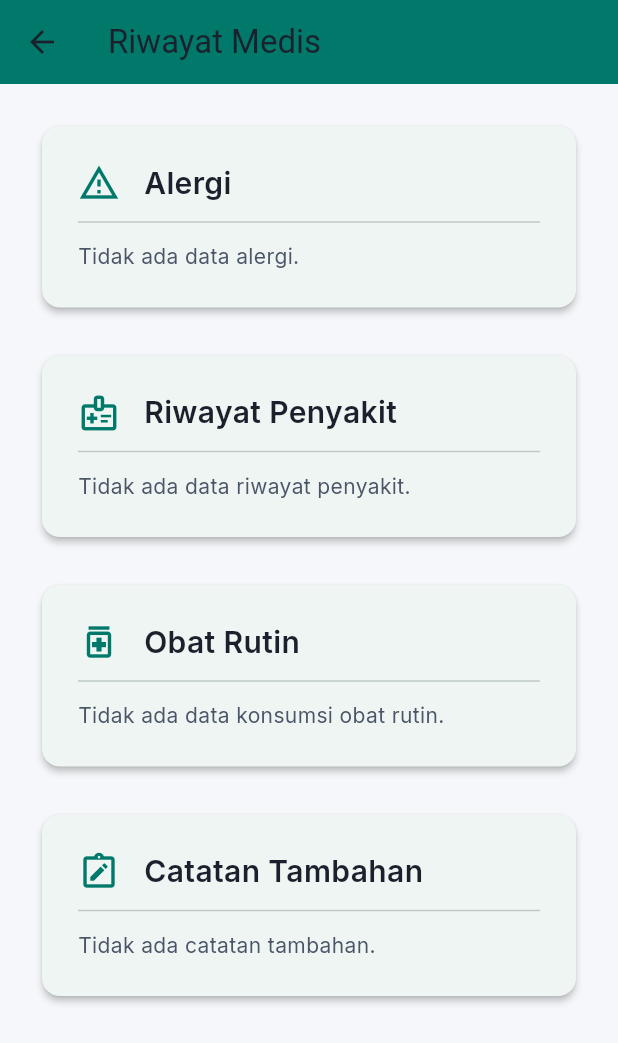
After one commit to difadlyaulhaq/SIGAP, a Flutter app: the ProfileView screen opened directly, after a tap on "Riwayat Medis", on a phone screen of 412 x 824 dp. The commit adds this screen. Shown: the top 1043 px of the screen. Run offline on Flutter 3.47's test engine with Material 3 defaults, Android fonts, the phone set to English and light mode, and no system bars; our stand-ins replace bloc, camera, cloud_firestore, curved_navigation_bar, firebase_auth, firebase_core and 11 more; accounts and stored records are empty; generated files the repository leaves out were written again.

Commit message:
feat: implement load user data

```diff
--- a/lib/bloc/auth/auth_repository.dart
+++ b/lib/bloc/auth/auth_repository.dart
@@ -1,5 +1,7 @@
 import 'package:cloud_firestore/cloud_firestore.dart';
 import 'package:firebase_auth/firebase_auth.dart';
+import 'package:rescuein/models/medical_history_model.dart';
+import 'package:rescuein/models/user_model.dart';
 
 class AuthRepository {
   final FirebaseAuth _firebaseAuth;
@@ -110,7 +112,32 @@ class AuthRepository {
       'catatanTambahan': catatanTambahan,
     });
   }
+  Future<UserModel> getUserData(String userId) async {
+    try {
+      final doc = await _firestore.collection('users').doc(userId).get();
+      if (doc.exists) {
+        return UserModel.fromFirestore(doc);
+      } else {
+        throw Exception("User data not found!");
+      }
+    } catch (e) {
+      throw Exception("Failed to get user data: $e");
+    }
+  }
 
+  // Fungsi untuk mendapatkan riwayat medis dari Firestore
+  Future<MedicalHistoryModel> getMedicalHistory(String userId) async {
+    try {
+      final doc = await _firestore.collection('medicalHistories').doc(userId).get();
+       if (doc.exists) {
+        return MedicalHistoryModel.fromFirestore(doc);
+      } else {
+        throw Exception("Medical history not found!");
+      }
+    } catch (e) {
+      throw Exception("Failed to get medical history: $e");
+    }
+  }
   // Fungsi untuk login
   Future<void> logIn({required String email, required String password}) async {
     try {
--- /dev/null
+++ b/lib/bloc/load_profile/load_profile_bloc.dart
@@ -0,0 +1,35 @@
+import 'package:bloc/bloc.dart';
+import 'package:firebase_auth/firebase_auth.dart';
+import 'package:rescuein/bloc/auth/auth_repository.dart';
+
+
+import 'load_profile_event.dart';
+import 'load_profile_state.dart';
+
+class ProfileBloc extends Bloc<ProfileEvent, ProfileState> {
+  final AuthRepository _authRepository;
+  final FirebaseAuth _firebaseAuth = FirebaseAuth.instance;
+
+
+  ProfileBloc({required AuthRepository authRepository})
+      : _authRepository = authRepository,
+        super(ProfileInitial()) {
+    on<FetchProfileData>((event, emit) async {
+      emit(ProfileLoading());
+      try {
+        final userId = _firebaseAuth.currentUser?.uid;
+        if (userId == null) {
+          emit(ProfileFailure(message: "User not logged in."));
+          return;
+        }
+
+        final user = await _authRepository.getUserData(userId);
+        final medicalHistory = await _authRepository.getMedicalHistory(userId);
+
+        emit(ProfileLoaded(user: user, medicalHistory: medicalHistory));
+      } catch (e) {
+        emit(ProfileFailure(message: e.toString()));
+      }
+    });
+  }
+}
--- /dev/null
+++ b/lib/bloc/load_profile/load_profile_event.dart
@@ -0,0 +1,4 @@
+
+abstract class ProfileEvent {}
+
+class FetchProfileData extends ProfileEvent {}
--- /dev/null
+++ b/lib/bloc/load_profile/load_profile_state.dart
@@ -0,0 +1,22 @@
+
+import 'package:rescuein/models/medical_history_model.dart';
+import 'package:rescuein/models/user_model.dart';
+
+abstract class ProfileState {}
+
+class ProfileInitial extends ProfileState {}
+
+class ProfileLoading extends ProfileState {}
+
+class ProfileLoaded extends ProfileState {
+  final UserModel user;
+  final MedicalHistoryModel medicalHistory;
+
+  ProfileLoaded({required this.user, required this.medicalHistory});
+}
+
+class ProfileFailure extends ProfileState {
+  final String message;
+
+  ProfileFailure({required this.message});
+}
--- /dev/null
+++ b/lib/models/medical_history_model.dart
@@ -0,0 +1,25 @@
+import 'package:cloud_firestore/cloud_firestore.dart';
+
+class MedicalHistoryModel {
+  final List<String> alergi;
+  final List<String> riwayatPenyakit;
+  final List<String> obatRutin;
+  final String catatanTambahan;
+
+  MedicalHistoryModel({
+    required this.alergi,
+    required this.riwayatPenyakit,
+    required this.obatRutin,
+    required this.catatanTambahan,
+  });
+
+  factory MedicalHistoryModel.fromFirestore(DocumentSnapshot doc) {
+    Map<String, dynamic> data = doc.data() as Map<String, dynamic>;
+    return MedicalHistoryModel(
+      alergi: List<String>.from(data['alergi'] ?? []),
+      riwayatPenyakit: List<String>.from(data['riwayatPenyakit'] ?? []),
+      obatRutin: List<String>.from(data['obatRutin'] ?? []),
+      catatanTambahan: data['catatanTambahan'] ?? '',
+    );
+  }
+}
--- /dev/null
+++ b/lib/models/user_model.dart
@@ -0,0 +1,40 @@
+import 'package:cloud_firestore/cloud_firestore.dart';
+
+class UserModel {
+  final String uid;
+  final String nama;
+  final String email;
+  final String telepon;
+  final String alamat;
+  final String jenisKelamin;
+  final DateTime tanggalLahir;
+  final String golonganDarah;
+  final String kontakDarurat;
+
+  UserModel({
+    required this.uid,
+    required this.nama,
+    required this.email,
+    required this.telepon,
+    required this.alamat,
+    required this.jenisKelamin,
+    required this.tanggalLahir,
+    required this.golonganDarah,
+    required this.kontakDarurat,
+  });
+
+  factory UserModel.fromFirestore(DocumentSnapshot doc) {
+    Map<String, dynamic> data = doc.data() as Map<String, dynamic>;
+    return UserModel(
+      uid: data['uid'],
+      nama: data['nama'],
+      email: data['email'],
+      telepon: data['telepon'],
+      alamat: data['alamat'],
+      jenisKelamin: data['jenisKelamin'],
+      tanggalLahir: (data['tanggalLahir'] as Timestamp).toDate(),
+      golonganDarah: data['golonganDarah'],
+      kontakDarurat: data['kontakDarurat'],
+    );
+  }
+}
--- /dev/null
+++ b/lib/pages/medical_history_screen.dart
@@ -0,0 +1,115 @@
+import 'package:flutter/material.dart';
+import 'package:rescuein/models/medical_history_model.dart';
+import 'package:rescuein/theme/theme.dart';
+
+class MedicalHistoryScreen extends StatelessWidget {
+  final MedicalHistoryModel medicalHistory;
+
+  const MedicalHistoryScreen({super.key, required this.medicalHistory});
+
+  @override
+  Widget build(BuildContext context) {
+    return Scaffold(
+      appBar: AppBar(
+        title: const Text('Riwayat Medis'),
+        backgroundColor: primaryColor,
+      ),
+      body: SingleChildScrollView(
+        padding: const EdgeInsets.all(AppSpacing.lg),
+        child: Column(
+          crossAxisAlignment: CrossAxisAlignment.start,
+          children: [
+            _buildSectionCard(
+              context,
+              icon: Icons.warning_amber_outlined,
+              title: 'Alergi',
+              items: medicalHistory.alergi,
+              noneMessage: 'Tidak ada data alergi.',
+            ),
+            const SizedBox(height: AppSpacing.lg),
+            _buildSectionCard(
+              context,
+              icon: Icons.medical_information_outlined,
+              title: 'Riwayat Penyakit',
+              items: medicalHistory.riwayatPenyakit,
+              noneMessage: 'Tidak ada data riwayat penyakit.',
+            ),
+            const SizedBox(height: AppSpacing.lg),
+            _buildSectionCard(
+              context,
+              icon: Icons.medication_outlined,
+              title: 'Obat Rutin',
+              items: medicalHistory.obatRutin,
+              noneMessage: 'Tidak ada data konsumsi obat rutin.',
+            ),
+            const SizedBox(height: AppSpacing.lg),
+            _buildNotesCard(context),
+          ],
+        ),
+      ),
+    );
+  }
+
+  Widget _buildSectionCard(BuildContext context,
+      {required IconData icon,
+      required String title,
+      required List<String> items,
+      required String noneMessage}) {
+    return Card(
+      elevation: 2,
+      shape: RoundedRectangleBorder(borderRadius: mediumRadius),
+      child: Padding(
+        padding: const EdgeInsets.all(AppSpacing.lg),
+        child: Column(
+          crossAxisAlignment: CrossAxisAlignment.start,
+          children: [
+            Row(
+              children: [
+                Icon(icon, color: primaryColor, size: 28),
+                const SizedBox(width: AppSpacing.md),
+                Text(title, style: headingSmallTextStyle),
+              ],
+            ),
+            const Divider(height: AppSpacing.lg),
+            if (items.isEmpty || (items.length == 1 && items.first.contains('Tidak ada')))
+              Text(noneMessage, style: bodyMediumTextStyle.copyWith(color: textSecondaryColor))
+            else
+              ...items.map((item) => ListTile(
+                    leading: Icon(Icons.check_circle_outline, color: successColor),
+                    title: Text(item, style: bodyMediumTextStyle),
+                  )),
+          ],
+        ),
+      ),
+    );
+  }
+
+  Widget _buildNotesCard(BuildContext context) {
+    return Card(
+      elevation: 2,
+      shape: RoundedRectangleBorder(borderRadius: mediumRadius),
+      child: Padding(
+        padding: const EdgeInsets.all(AppSpacing.lg),
+        child: Column(
+          crossAxisAlignment: CrossAxisAlignment.start,
+          children: [
+            Row(
+              children: [
+                Icon(Icons.note_alt_outlined, color: primaryColor, size: 28),
+                const SizedBox(width: AppSpacing.md),
+                Text('Catatan Tambahan', style: headingSmallTextStyle),
+              ],
+            ),
+            const Divider(height: AppSpacing.lg),
+            Text(
+              medicalHistory.catatanTambahan.isEmpty
+                  ? 'Tidak ada catatan tambahan.'
+                  : medicalHistory.catatanTambahan,
+              style: bodyMediumTextStyle.copyWith(color: textSecondaryColor, height: 1.5),
+            ),
+          ],
+        ),
+      ),
+    );
+  }
+}
--- a/lib/pages/profile_screen.dart
+++ b/lib/pages/profile_screen.dart
@@ -1,16 +1,43 @@
 import 'package:flutter/material.dart';
+import 'package:flutter_bloc/flutter_bloc.dart';
 import 'package:google_fonts/google_fonts.dart';
+
+// --- IMPORTS BARU ---
+import 'package:rescuein/bloc/auth/auth_repository.dart'; // Diperlukan untuk menyediakan repository ke BLoC
+import 'package:rescuein/bloc/load_profile/load_profile_bloc.dart';
+import 'package:rescuein/bloc/load_profile/load_profile_event.dart';
+import 'package:rescuein/bloc/load_profile/load_profile_state.dart';
+import 'package:rescuein/pages/medical_history_screen.dart'; // Halaman riwayat medis
+
+// --- IMPORTS LAMA ---
 import 'login_screen.dart';
 import '../theme/theme.dart';
 
-class ProfileScreen extends StatefulWidget {
+// Bagian 1: Widget utama yang menyediakan BLoC
+class ProfileScreen extends StatelessWidget {
   const ProfileScreen({super.key});
 
   @override
-  State<ProfileScreen> createState() => _ProfileScreenState();
+  Widget build(BuildContext context) {
+    return BlocProvider(
+      create: (context) => ProfileBloc(
+        // Mengambil AuthRepository dari context yang lebih tinggi (asumsi sudah disediakan di main.dart atau di atasnya)
+        authRepository: context.read<AuthRepository>(),
+      )..add(FetchProfileData()), // Langsung memanggil event untuk mengambil data
+      child: const ProfileView(), // Widget yang akan menampilkan UI
+    );
+  }
 }
 
-class _ProfileScreenState extends State<ProfileScreen> with TickerProviderStateMixin {
+// Bagian 2: Widget View yang berisi UI dan state lokal (animasi, dll.)
+class ProfileView extends StatefulWidget {
+  const ProfileView({super.key});
+
+  @override
+  State<ProfileView> createState() => _ProfileViewState();
+}
+
+class _ProfileViewState extends State<ProfileView> with TickerProviderStateMixin {
   late AnimationController _animationController;
   late Animation<double> _fadeAnimation;
   late Animation<Offset> _slideAnimation;
@@ -97,7 +124,7 @@ class _ProfileScreenState extends State<ProfileScreen> with TickerProviderStateM
   void _handleLogout() {
     Navigator.of(context).pushAndRemoveUntil(
       PageRouteBuilder(
-        pageBuilder: (context, animation, secondaryAnimation) => LoginScreen(),
+        pageBuilder: (context, animation, secondaryAnimation) => const LoginScreen(),
         transitionsBuilder: (context, animation, secondaryAnimation, child) {
           return FadeTransition(opacity: animation, child: child);
         },
@@ -112,7 +139,17 @@ class _ProfileScreenState extends State<ProfileScreen> with TickerProviderStateM
     return Scaffold(
       backgroundColor: surfaceColor,
       body: SafeArea(
-        child: FadeTransition(
+        // Menggunakan BlocBuilder untuk merender UI berdasarkan state dari ProfileBloc
+        child: BlocBuilder<ProfileBloc, ProfileState>(
+          builder: (context, state) {
+            // State ketika data sedang diambil
+            if (state is ProfileLoading || state is ProfileInitial) {
+              return const Center(child: CircularProgressIndicator());
+            }
+
+            // State ketika data berhasil didapatkan
+            if (state is ProfileLoaded) {
+              return FadeTransition(
                 opacity: _fadeAnimation,
                 child: SlideTransition(
                   position: _slideAnimation,
@@ -127,13 +164,13 @@ class _ProfileScreenState extends State<ProfileScreen> with TickerProviderStateM
                           padding: const EdgeInsets.all(AppSpacing.lg),
                           child: Column(
                             children: [
-                        // Profile Header
-                        _buildProfileHeader(),
+                              // Profile Header, kini dengan data dinamis
+                              _buildProfileHeader(state),
 
                               const SizedBox(height: AppSpacing.xl),
 
-                        // Menu Items
-                        _buildMenuSection(),
+                              // Menu Items, kini dengan navigasi
+                              _buildMenuSection(state),
 
                               const SizedBox(height: AppSpacing.xl),
 
@@ -148,6 +185,25 @@ class _ProfileScreenState extends State<ProfileScreen> with TickerProviderStateM
                     ],
                   ),
                 ),
+              );
+            }
+
+            // State ketika terjadi error
+            if (state is ProfileFailure) {
+              return Center(
+                child: Padding(
+                  padding: const EdgeInsets.all(AppSpacing.lg),
+                  child: Text(
+                    'Gagal memuat data profil:\n${state.message}',
+                    textAlign: TextAlign.center,
+                  ),
+                ),
+              );
+            }
+
+            // Fallback jika ada state yang tidak terduga
+            return const Center(child: Text('Terjadi kesalahan.'));
+          },
         ),
       ),
     );
@@ -186,14 +242,15 @@ class _ProfileScreenState extends State<ProfileScreen> with TickerProviderStateM
         IconButton(
           icon: Icon(Icons.settings_outlined, color: whiteColor),
           onPressed: () {
-            // Navigate to settings
+            // Navigasi ke halaman settings
           },
         ),
       ],
     );
   }
 
-  Widget _buildProfileHeader() {
+  // MODIFIKASI: Menerima state ProfileLoaded untuk data dinamis
+  Widget _buildProfileHeader(ProfileLoaded state) {
     return Container(
       padding: const EdgeInsets.all(AppSpacing.lg),
       decoration: BoxDecoration(
@@ -203,7 +260,7 @@ class _ProfileScreenState extends State<ProfileScreen> with TickerProviderStateM
       ),
       child: Column(
         children: [
-          // Profile Picture with Status
+          // Widget Profile Picture (tidak berubah)
           Stack(
             children: [
               Container(
@@ -247,21 +304,24 @@ class _ProfileScreenState extends State<ProfileScreen> with TickerProviderStateM
 
           const SizedBox(height: AppSpacing.md),
 
-          // User Info
+          // ---- DATA DINAMIS ----
+          // Menampilkan nama dari state.user
           Text(
-            'Dr. Ahmad Nugraha',
+            state.user.nama,
             style: headingMediumTextStyle,
+            textAlign: TextAlign.center,
           ),
           const SizedBox(height: AppSpacing.xs),
+          // Menampilkan email dari state.user
           Text(
-            'ahmad.nugraha@email.com',
+            state.user.email,
             style: bodyMediumTextStyle.copyWith(
               color: textSecondaryColor,
             ),
           ),
           const SizedBox(height: AppSpacing.sm),
 
-          // Status Badge
+          // Status Badge (tidak berubah)
           Container(
             padding: const EdgeInsets.symmetric(
               horizontal: AppSpacing.md,
@@ -297,7 +357,9 @@ class _ProfileScreenState extends State<ProfileScreen> with TickerProviderStateM
       ),
     );
   }
-  Widget _buildMenuSection() {
+
+  // MODIFIKASI: Menerima state ProfileLoaded untuk navigasi
+  Widget _buildMenuSection(ProfileLoaded state) {
     return Container(
       decoration: BoxDecoration(
         color: cardColor,
@@ -310,14 +372,26 @@ class _ProfileScreenState extends State<ProfileScreen> with TickerProviderStateM
             icon: Icons.person_outline,
             title: 'Edit Profil',
             subtitle: 'Ubah informasi pribadi Anda',
-            onTap: () {},
+            onTap: () {
+              // TODO: Implementasi navigasi ke halaman edit profil
+            },
           ),
           _buildMenuDivider(),
           _buildMenuItem(
             icon: Icons.medical_information_outlined,
             title: 'Riwayat Medis',
             subtitle: 'Lihat riwayat kesehatan Anda',
-            onTap: () {},
+            onTap: () {
+              // --- NAVIGASI KE HALAMAN RIWAYAT MEDIS ---
+              Navigator.push(
+                context,
+                MaterialPageRoute(
+                  builder: (_) => MedicalHistoryScreen(
+                    medicalHistory: state.medicalHistory,
+                  ),
+                ),
+              );
+            },
           ),
           _buildMenuDivider(),
           _buildMenuItem(
```
Lines whose indentation alone changed are shown as unchanged.
